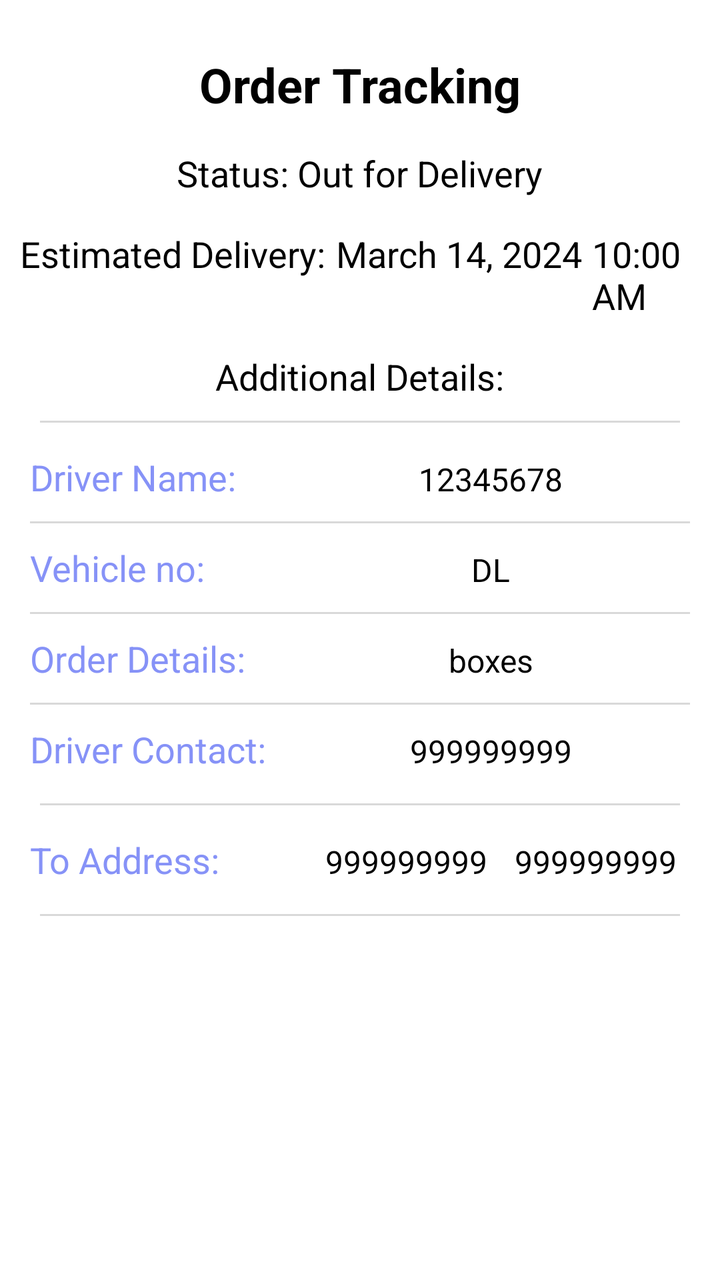
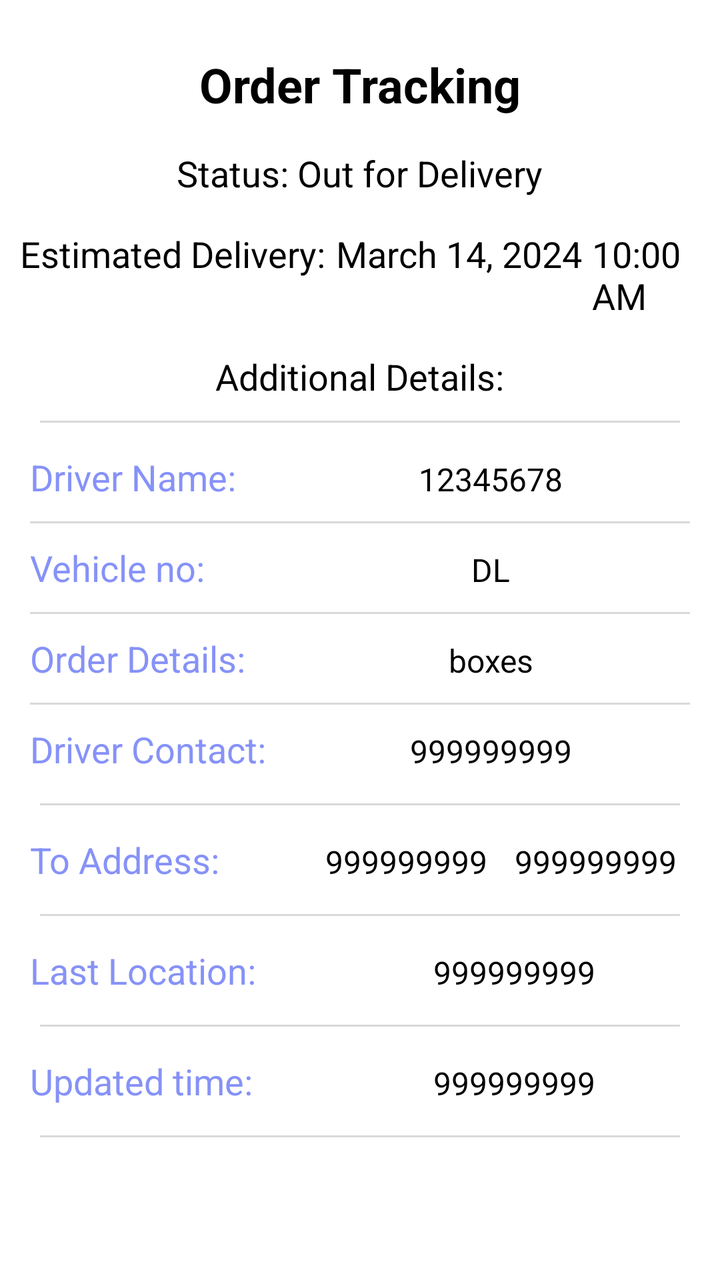

An Android layout rendered at two revisions. The XML below is the earlier revision; the diff shows what the commit changed to produce the second picture.
<!-- AndroidManifest.xml: application theme Base.Theme.GoBetween -->
<!-- res/layout/activity_track_request.xml -->
<?xml version="1.0" encoding="utf-8"?>
<LinearLayout xmlns:android="http://schemas.android.com/apk/res/android"
    xmlns:app="http://schemas.android.com/apk/res-auto"
    xmlns:tools="http://schemas.android.com/tools"
    android:layout_width="match_parent"
    android:layout_height="match_parent"
    tools:context=".TrackRequest">
    <LinearLayout
        android:layout_width="match_parent"
        android:layout_height="match_parent"
        android:orientation="vertical"
        android:padding="10dp">

        
        <TextView
            android:id="@+id/title"
            android:layout_width="wrap_content"
            android:layout_height="wrap_content"
            android:text="Order Tracking"
            android:textSize="24sp"
            android:textStyle="bold"
            android:layout_gravity="center_horizontal"
            android:layout_marginTop="16dp"/>

        
        <TextView
            android:id="@+id/order_status"
            android:layout_width="wrap_content"
            android:layout_height="wrap_content"
            android:text="Status: Out for Delivery"
            android:textSize="18sp"
            android:layout_gravity="center_horizontal"
            android:layout_marginTop="16dp"/>

        
        <LinearLayout
            android:layout_width="wrap_content"
            android:layout_height="wrap_content"
            android:orientation="horizontal"
            android:layout_gravity="center_horizontal"
            android:layout_marginTop="16dp">

            
            <TextView
                android:layout_width="wrap_content"
                android:layout_height="wrap_content"
                android:text="Estimated Delivery:"
                android:textSize="18sp"/>

            
            <TextView
                android:id="@+id/deliveryDate"
                android:layout_width="wrap_content"
                android:layout_height="wrap_content"
                android:text="March 14, 2024"
                android:textSize="18sp"
                android:layout_marginStart="5dp"/>

            
            <TextView
                android:id="@+id/deliveryTime"
                android:layout_width="wrap_content"
                android:layout_height="wrap_content"
                android:text="10:00 AM"
                android:textSize="18sp"
                android:layout_marginStart="5dp"/>
        </LinearLayout>


        
        <TextView
            android:id="@+id/additional_details"
            android:layout_width="wrap_content"
            android:layout_height="wrap_content"
            android:text="Additional Details:"
            android:textSize="18sp"
            android:layout_gravity="center_horizontal"
            android:layout_marginTop="16dp"/>

        
        
        <View
            android:id="@+id/view1"
            android:layout_width="match_parent"
            android:layout_height="1dp"
            android:layout_margin="10dp"
            android:background="#D9D9D9" />

        
        <LinearLayout
            android:layout_width="match_parent"
            android:layout_height="wrap_content"
            android:orientation="horizontal"
            android:layout_margin="5dp">
            <TextView
                android:id="@+id/textView10"
                android:layout_width="76dp"
                android:layout_height="wrap_content"
                android:layout_weight="1"
                android:text="Driver Name:"
                android:textColor="@color/lavender"
                android:textSize="18sp" />

            <TextView
                android:id="@+id/name"
                android:layout_width="144dp"
                android:layout_height="wrap_content"
                android:layout_weight="1"
                android:text="12345678"
                android:textAlignment="center"
                android:textSize="16sp" />
        </LinearLayout>

        
        <View
            android:id="@+id/view2"
            android:layout_width="match_parent"
            android:layout_height="1dp"
            android:layout_margin="5dp"
            android:background="#D9D9D9" />

        
        <LinearLayout
            android:layout_width="match_parent"
            android:layout_height="wrap_content"
            android:orientation="horizontal"
            android:layout_margin="5dp">
            <TextView
                android:id="@+id/textView11"
                android:layout_width="76dp"
                android:layout_height="wrap_content"
                android:layout_weight="1"
                android:text="Vehicle no:"
                android:textColor="@color/lavender"
                android:textSize="18sp" />

            <TextView
                android:id="@+id/vehicle"
                android:layout_width="144dp"
                android:layout_height="wrap_content"
                android:layout_weight="1"
                android:text="DL"
                android:textAlignment="center"
                android:textSize="16sp" />
        </LinearLayout>

        
        <View
            android:id="@+id/view3"
            android:layout_width="match_parent"
            android:layout_height="1dp"
            android:layout_margin="5dp"
            android:background="#D9D9D9" />

        
        <LinearLayout
            android:layout_width="match_parent"
            android:layout_height="wrap_content"
            android:orientation="horizontal"
            android:layout_margin="5dp">
            <TextView
                android:id="@+id/textView12"
                android:layout_width="76dp"
                android:layout_height="wrap_content"
                android:layout_weight="1"
                android:text="Order Details:"
                android:textColor="@color/lavender"
                android:textSize="18sp" />

            <TextView
                android:id="@+id/details"
                android:layout_width="144dp"
                android:layout_height="wrap_content"
                android:layout_weight="1"
                android:text="boxes"
                android:textAlignment="center"
                android:textSize="16sp" />
        </LinearLayout>

        
        <View
            android:id="@+id/view4"
            android:layout_width="match_parent"
            android:layout_height="1dp"
            android:layout_margin="5dp"
            android:background="#D9D9D9" />

        
        <LinearLayout
            android:layout_width="match_parent"
            android:layout_height="wrap_content"
            android:orientation="horizontal"
            android:layout_margin="5dp">
            <TextView
                android:id="@+id/textView13"
                android:layout_width="76dp"
                android:layout_height="wrap_content"
                android:layout_weight="1"
                android:text="Driver Contact:"
                android:textColor="@color/lavender"
                android:textSize="18sp" />

            <TextView
                android:id="@+id/contact"
                android:layout_width="144dp"
                android:layout_height="wrap_content"
                android:layout_weight="1"
                android:text="999999999"
                android:textAlignment="center"
                android:textSize="16sp" />
        </LinearLayout>

        
        <View
            android:id="@+id/view5"
            android:layout_width="match_parent"
            android:layout_height="1dp"
            android:layout_margin="10dp"
            android:background="#D9D9D9" />

        
        <LinearLayout
            android:layout_width="match_parent"
            android:layout_height="wrap_content"
            android:orientation="horizontal"
            android:layout_margin="5dp">

            <TextView
                android:id="@+id/textView14"
                android:layout_width="122dp"
                android:layout_height="wrap_content"
                android:layout_weight="1"
                android:text="To Address:"
                android:textColor="@color/lavender"
                android:textSize="18sp" />

            <TextView
                android:id="@+id/toaddress"
                android:layout_width="76dp"
                android:layout_height="wrap_content"
                android:layout_weight="1"
                android:text="999999999"
                android:textAlignment="center"
                android:textSize="16sp" />
            <TextView
                android:id="@+id/tolocation"
                android:layout_width="76dp"
                android:layout_height="wrap_content"
                android:layout_weight="1"
                android:text="999999999"
                android:textAlignment="center"
                android:textSize="16sp" />
        </LinearLayout>

        
        <View
            android:id="@+id/view6"
            android:layout_width="match_parent"
            android:layout_height="1dp"
            android:layout_margin="10dp"
            android:background="#D9D9D9" />

        

    </LinearLayout>

</LinearLayout>
<!-- resources referenced by this layout -->
<resources>
  <color name="lavender">#8692f7</color>
  <style name="Base.Theme.GoBetween" parent="Theme.MaterialComponents.DayNight.NoActionBar">
          
          
  
      <item name="colorPrimary">@color/lavender</item>
      <item name="colorPrimaryVariant">@color/lavender</item>
      <item name="colorOnPrimary">@color/white</item>
  
      <item name="colorSecondary">@color/teal_200</item>
      <item name="colorSecondaryVariant">@color/teal_700</item>
      <item name="colorOnSecondary">@color/black</item>
          <item name="android:textColor">@color/black</item>
  
      <item name="android:statusBarColor">@color/white</item>
      </style>
  <color name="white">#FFFFFFFF</color>
  <color name="teal_200">#FF03DAC5</color>
  <color name="teal_700">#FF018786</color>
  <color name="black">#FF000000</color>
</resources>

<!-- the commit's change to res/layout/activity_track_request.xml (unified diff, before → after) -->
@@ -259,6 +259,66 @@
             android:layout_height="1dp"
             android:layout_margin="10dp"
             android:background="#D9D9D9" />
+        <LinearLayout
+            android:layout_width="match_parent"
+            android:layout_height="wrap_content"
+            android:orientation="horizontal"
+            android:layout_margin="5dp">
+
+            <TextView
+                android:layout_width="122dp"
+                android:layout_height="wrap_content"
+                android:layout_weight="1"
+                android:text="Last Location:"
+                android:textColor="@color/lavender"
+                android:textSize="18sp" />
+
+            <TextView
+                android:id="@+id/location"
+                android:layout_width="144dp"
+                android:layout_height="wrap_content"
+                android:layout_weight="1"
+                android:text="999999999"
+                android:textAlignment="center"
+                android:textSize="16sp" />
+        </LinearLayout>
+
+        
+        <View
+            android:layout_width="match_parent"
+            android:layout_height="1dp"
+            android:layout_margin="10dp"
+            android:background="#D9D9D9" />
+        <LinearLayout
+            android:layout_width="match_parent"
+            android:layout_height="wrap_content"
+            android:orientation="horizontal"
+            android:layout_margin="5dp">
+
+            <TextView
+                android:layout_width="122dp"
+                android:layout_height="wrap_content"
+                android:layout_weight="1"
+                android:text="Updated time:"
+                android:textColor="@color/lavender"
+                android:textSize="18sp" />
+
+            <TextView
+                android:id="@+id/time"
+                android:layout_width="144dp"
+                android:layout_height="wrap_content"
+                android:layout_weight="1"
+                android:text="999999999"
+                android:textAlignment="center"
+                android:textSize="16sp" />
+        </LinearLayout>
+
+        
+        <View
+            android:layout_width="match_parent"
+            android:layout_height="1dp"
+            android:layout_margin="10dp"
+            android:background="#D9D9D9" />
 
         
 
